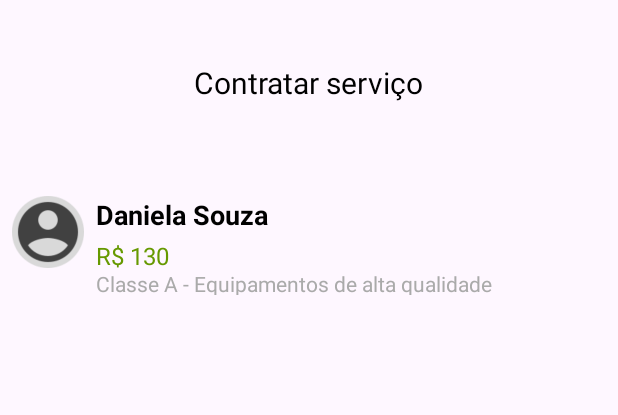
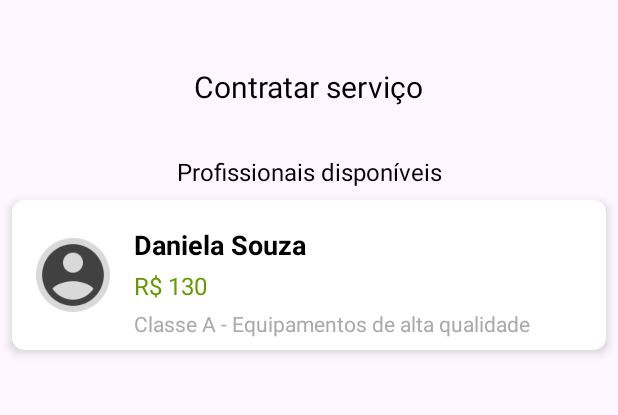
Before and after one commit to Cainann07/CasaEmOrdem, an Android app: the SelecionarProfissionalActivity screen opened directly, with no data from a screen before it, on a phone screen of 412 x 824 dp, the part 78-493 px from its top. Run offline under Robolectric (Android 15) with nearby library versions, the phone set to English and light mode, and no system bars.

Commit message:
Desenvolvimento da página de selecionar profissional

```diff
--- /dev/null
+++ b/app/src/main/res/drawable/sombra_topo_base.xml
@@ -0,0 +1,33 @@
+<?xml version="1.0" encoding="utf-8"?>
+<selector xmlns:android="http://schemas.android.com/apk/res/android">
+    <layer-list xmlns:android="http://schemas.android.com/apk/res/android">
+        <!-- Sombra Superior -->
+        <item android:top="0dp">
+            <shape android:shape="rectangle">
+                <gradient
+                    android:startColor="#40000000"
+                    android:endColor="@android:color/transparent"
+                    android:angle="90"
+                    />  <!-- Sombra preta translúcida -->
+            </shape>
+        </item>
+
+        <!-- Fundo Branco do Layout -->
+        <item android:top="8dp" android:bottom="8dp">
+            <shape android:shape="rectangle">
+                <solid android:color="@android:color/white" />
+            </shape>
+        </item>
+
+        <!-- Sombra Inferior -->
+        <item android:gravity="bottom">
+            <shape android:shape="rectangle">
+                <gradient
+                    android:startColor="@android:color/transparent"
+                    android:endColor="#40000000"
+                    android:angle="90" />
+            </shape>
+        </item>
+    </layer-list>
+
+</selector>
--- a/app/src/main/res/layout/activity_selecionar_profissional.xml
+++ b/app/src/main/res/layout/activity_selecionar_profissional.xml
@@ -1,5 +1,5 @@
-<?xml version="1.0" encoding="utf-8"?>
-<androidx.constraintlayout.widget.ConstraintLayout xmlns:android="http://schemas.android.com/apk/res/android"
+<androidx.constraintlayout.widget.ConstraintLayout
+    xmlns:android="http://schemas.android.com/apk/res/android"
     xmlns:app="http://schemas.android.com/apk/res-auto"
     xmlns:tools="http://schemas.android.com/tools"
     android:id="@+id/main"
@@ -13,75 +13,60 @@
         android:layout_width="match_parent"
         android:layout_height="wrap_content" />
 
+    <!-- CardView que envolve o ConstraintLayout -->
     <TextView
         android:id="@+id/textView3"
         android:layout_width="wrap_content"
         android:layout_height="wrap_content"
-        android:layout_marginTop="93dp"
+        android:layout_marginTop="44dp"
         android:text="Contratar serviço"
         android:textColor="@color/black"
-        android:textSize="20dp"
+        android:textSize="20sp"
         app:layout_constraintEnd_toEndOf="parent"
         app:layout_constraintHorizontal_bias="0.498"
         app:layout_constraintStart_toStartOf="parent"
-        app:layout_constraintTop_toTopOf="parent" />
+        app:layout_constraintTop_toBottomOf="@id/include" />
 
     <TextView
         android:id="@+id/textView4"
         android:layout_width="wrap_content"
         android:layout_height="wrap_content"
-        android:layout_marginTop="54dp"
-        android:layout_marginBottom="698dp"
+        android:layout_marginTop="32dp"
         android:text="Profissionais disponíveis"
         android:textColor="@color/black"
-        android:textSize="16dp"
-        app:layout_constraintBottom_toBottomOf="parent"
+        android:textSize="16sp"
         app:layout_constraintEnd_toEndOf="parent"
-        app:layout_constraintHorizontal_bias="0.5"
         app:layout_constraintStart_toStartOf="parent"
-        app:layout_constraintTop_toBottomOf="@+id/textView3" />
-
+        app:layout_constraintTop_toBottomOf="@id/textView3" />
 
     <androidx.cardview.widget.CardView
         android:layout_width="match_parent"
         android:layout_height="wrap_content"
         android:layout_margin="8dp"
-        android:layout_marginStart="8dp"
-        android:layout_marginTop="85dp"
-        android:layout_marginEnd="8dp"
-        android:layout_marginBottom="93dp"
+        android:layout_marginTop="16dp"
         android:clickable="true"
         android:foreground="?attr/selectableItemBackground"
         android:padding="8dp"
         app:cardCornerRadius="8dp"
         app:cardElevation="4dp"
-        app:layout_constraintBottom_toTopOf="@+id/textView3"
         app:layout_constraintEnd_toEndOf="parent"
+        app:layout_constraintHorizontal_bias="0.625"
         app:layout_constraintStart_toStartOf="parent"
-        app:layout_constraintTop_toTopOf="parent">
-
-    </androidx.cardview.widget.CardView>
+        app:layout_constraintTop_toBottomOf="@id/textView4">
 
         <androidx.constraintlayout.widget.ConstraintLayout
             android:layout_width="match_parent"
             android:layout_height="100dp"
-        android:layout_marginTop="17dp"
-        android:layout_marginBottom="564dp"
-        android:padding="8dp"
-        app:layout_constraintBottom_toBottomOf="parent"
-        app:layout_constraintEnd_toEndOf="parent"
-        app:layout_constraintHorizontal_bias="1.0"
-        app:layout_constraintStart_toStartOf="parent"
-        app:layout_constraintTop_toBottomOf="@+id/textView4"
-        app:layout_constraintVertical_bias="0.0">
+            android:background="@drawable/sombra_topo_base"
+            android:padding="8dp">
 
             <ImageView
-            android:id="@+id/icon"
-            android:layout_width="48dp"
-            android:layout_height="48dp"
-            android:background="@drawable/fotodeperfil_generica2"
+                android:id="@+id/icone_perfil"
+                android:layout_width="65dp"
+                android:layout_height="65dp"
                 android:contentDescription="Ícone de pessoa"
                 android:padding="8dp"
+                android:src="@drawable/fotodeperfil_generica2"
                 app:layout_constraintBottom_toBottomOf="parent"
                 app:layout_constraintStart_toStartOf="parent"
                 app:layout_constraintTop_toTopOf="parent" />
@@ -96,9 +81,8 @@
                 android:textSize="18sp"
                 android:textStyle="bold"
                 app:layout_constraintEnd_toEndOf="parent"
-            app:layout_constraintHorizontal_bias="0.0"
-            app:layout_constraintStart_toEndOf="@id/icon"
-            app:layout_constraintTop_toTopOf="@id/icon" />
+                app:layout_constraintStart_toEndOf="@id/icone_perfil"
+                app:layout_constraintTop_toTopOf="@id/icone_perfil" />
 
             <TextView
                 android:id="@+id/valor"
@@ -108,8 +92,6 @@
                 android:text="R$ 130"
                 android:textColor="@android:color/holo_green_dark"
                 android:textSize="16sp"
-            app:layout_constraintEnd_toEndOf="@id/nome"
-            app:layout_constraintHorizontal_bias="0.0"
                 app:layout_constraintStart_toStartOf="@id/nome"
                 app:layout_constraintTop_toBottomOf="@id/nome" />
 
@@ -118,17 +100,16 @@
                 android:layout_width="0dp"
                 android:layout_height="wrap_content"
                 android:layout_marginTop="4dp"
-            android:layout_marginBottom="9dp"
                 android:text="Classe A - Equipamentos de alta qualidade"
                 android:textColor="@android:color/darker_gray"
                 android:textSize="14sp"
                 app:layout_constraintBottom_toBottomOf="parent"
                 app:layout_constraintEnd_toEndOf="parent"
-            app:layout_constraintHorizontal_bias="0.0"
                 app:layout_constraintStart_toStartOf="@id/nome"
-            app:layout_constraintTop_toBottomOf="@id/valor"
-            app:layout_constraintVertical_bias="0.368" />
+                app:layout_constraintTop_toBottomOf="@id/valor" />
 
         </androidx.constraintlayout.widget.ConstraintLayout>
 
+    </androidx.cardview.widget.CardView>
+
 </androidx.constraintlayout.widget.ConstraintLayout>
```
Lines whose indentation alone changed are shown as unchanged.
